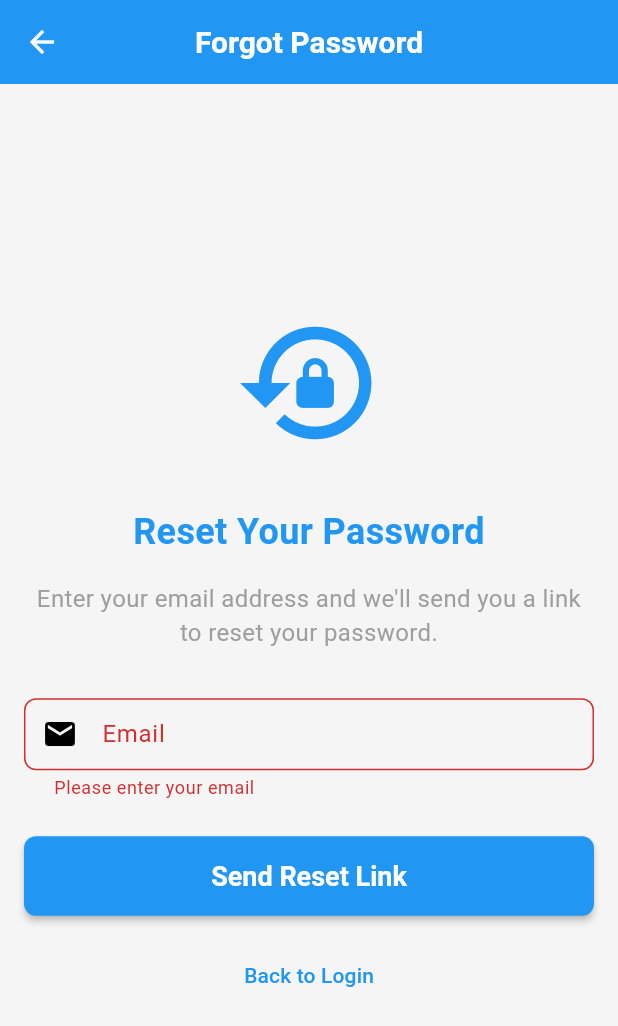
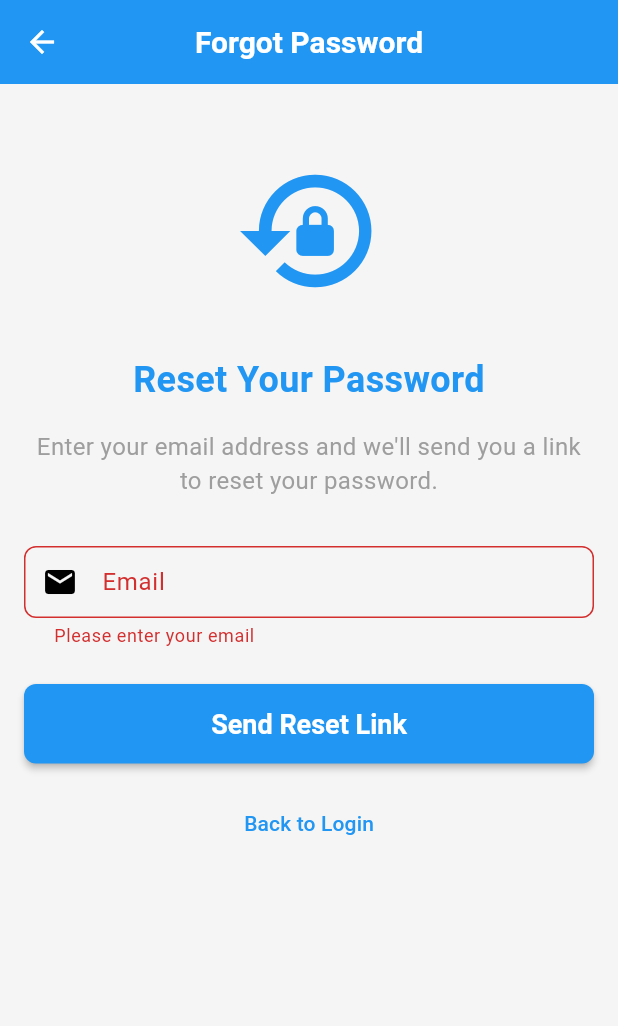
Before and after one commit to EtanaAlemu/flexbiller-app, a Flutter app: the ForgotPasswordPage screen opened directly, after a tap on "Send Reset Link", on a phone screen of 412 x 824 dp. Shown: the top 1026 px of the screen. Run offline on Flutter 3.47's test engine with Material 3 defaults, Android fonts, the phone set to English and light mode, and no system bars; our stand-ins replace dio, equatable, flutter_bloc, flutter_secure_storage, get_it, injectable and 4 more; accounts and stored records are empty.

Commit message:
fix: resolve layout overflow in forgot password page and improve scrolling

```diff
--- a/lib/features/auth/presentation/pages/forgot_password_page.dart
+++ b/lib/features/auth/presentation/pages/forgot_password_page.dart
@@ -22,7 +22,7 @@ class _ForgotPasswordPageState extends State<ForgotPasswordPage> {
     super.dispose();
   }
 
-  void _submitForm() {
+  void _submitForm(BuildContext context) {
     if (_formKey.currentState!.validate()) {
       context.read<AuthBloc>().add(
         ForgotPasswordRequested(email: _emailController.text.trim()),
@@ -63,13 +63,19 @@ class _ForgotPasswordPageState extends State<ForgotPasswordPage> {
           builder: (context, state) {
             return Padding(
               padding: const EdgeInsets.all(16.0),
+              child: SingleChildScrollView(
                 child: Form(
                   key: _formKey,
                   child: Column(
-                  mainAxisAlignment: MainAxisAlignment.center,
+                    mainAxisAlignment: MainAxisAlignment.start,
                     crossAxisAlignment: CrossAxisAlignment.stretch,
                     children: [
-                    const Icon(Icons.lock_reset, size: 100, color: Colors.blue),
+                      const SizedBox(height: 32),
+                      const Icon(
+                        Icons.lock_reset,
+                        size: 100,
+                        color: Colors.blue,
+                      ),
                       const SizedBox(height: 32),
                       const Text(
                         'Reset Your Password',
@@ -113,7 +119,7 @@ class _ForgotPasswordPageState extends State<ForgotPasswordPage> {
                         const Center(child: CircularProgressIndicator())
                       else
                         ElevatedButton(
-                        onPressed: _submitForm,
+                          onPressed: () => _submitForm(context),
                           style: ElevatedButton.styleFrom(
                             backgroundColor: Colors.blue,
                             foregroundColor: Colors.white,
@@ -167,7 +173,9 @@ class _ForgotPasswordPageState extends State<ForgotPasswordPage> {
                           ),
                         ),
                       ],
+                      const SizedBox(height: 32),
                     ],
+                  ),
                 ),
               ),
             );
```
Lines whose indentation alone changed are shown as unchanged.
